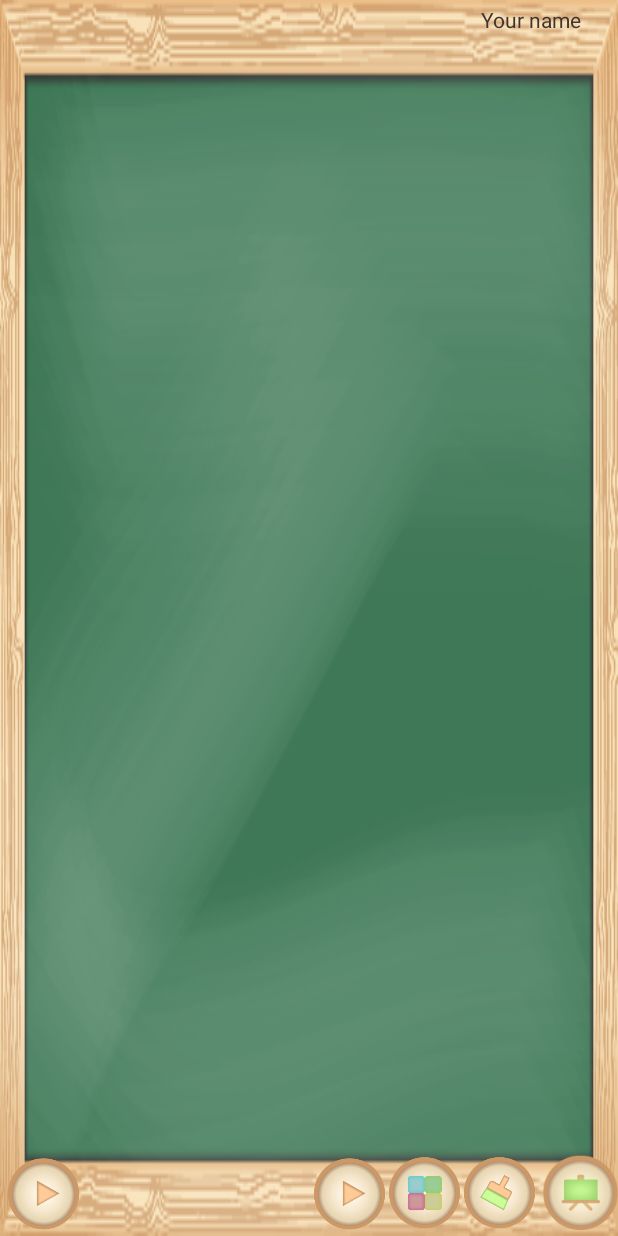
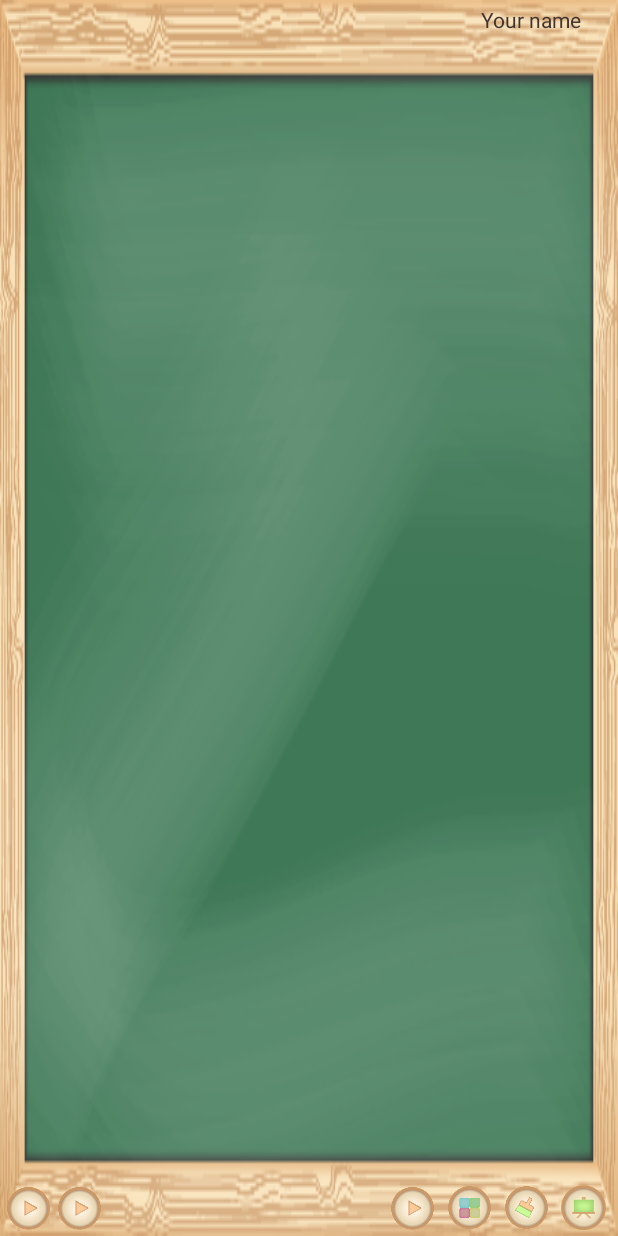
Before and after one commit to IRMobydick/android-blackboard, an Android app: the layout activity_main.xml on its own in the app's theme, with its tools: preview values and no code run, on a phone screen of 412 x 824 dp. Run offline under Robolectric (Android 15) with nearby library versions, the phone set to English and light mode, and no system bars.

Commit message:
replay pause added

```diff
--- a/trunk/Blackboard/Blackboard/build.gradle
+++ b/trunk/Blackboard/Blackboard/build.gradle
@@ -17,7 +17,7 @@ android {
     buildToolsVersion "19.0.0"
 
     defaultConfig {
-        minSdkVersion 8
+        minSdkVersion 10
         targetSdkVersion 19
     }
 }
--- a/trunk/Blackboard/Blackboard/src/main/AndroidManifest.xml
+++ b/trunk/Blackboard/Blackboard/src/main/AndroidManifest.xml
@@ -5,7 +5,7 @@
     android:versionName="1.0" >
 
     <uses-sdk
-        android:minSdkVersion="8"
+        android:minSdkVersion="10"
         android:targetSdkVersion="19" />
 
     <uses-permission android:name="android.permission.WRITE_EXTERNAL_STORAGE" />
--- a/trunk/Blackboard/Blackboard/src/main/res/layout/activity_main.xml
+++ b/trunk/Blackboard/Blackboard/src/main/res/layout/activity_main.xml
@@ -14,7 +14,7 @@
         android:paddingLeft="@dimen/draw_view_padding_left"
         android:paddingRight="@dimen/draw_view_padding_left"
         android:paddingTop="@dimen/draw_view_padding_top"
-        android:background="@android:color/transparent" />
+        android:background="@android:color/transparent"/>
 
     <RelativeLayout
         android:id="@+id/buttons_layout"
@@ -30,6 +30,14 @@
             android:layout_marginLeft="4dp"
             android:background="@drawable/replay" />
 
+        <Button
+            android:id="@+id/pause"
+            android:layout_width="@dimen/blackboard_button_size"
+            android:layout_height="@dimen/blackboard_button_size"
+            android:layout_marginLeft="4dp"
+            android:layout_toRightOf="@+id/replay"
+            android:background="@drawable/replay" />
+
         <LinearLayout
             android:id="@+id/draw_buttons_layout"
             android:layout_width="wrap_content"
@@ -40,7 +48,7 @@
                 android:id="@+id/screenshot"
                 android:layout_width="@dimen/blackboard_button_size"
                 android:layout_height="@dimen/blackboard_button_size"
-                android:layout_marginLeft="4dp"
+                android:layout_marginRight="@dimen/button_margin_right"
                 android:background="@drawable/replay" />
 
             <Button
@@ -48,6 +56,7 @@
                 android:layout_width="@dimen/blackboard_button_size"
                 android:layout_height="@dimen/blackboard_button_size"
                 android:layout_gravity="right"
+                android:layout_marginRight="@dimen/button_margin_right"
                 android:background="@drawable/color_palette" />
 
             <Button
@@ -55,7 +64,7 @@
                 android:layout_width="@dimen/blackboard_button_size"
                 android:layout_height="@dimen/blackboard_button_size"
                 android:layout_gravity="right"
-                android:layout_marginRight="4dp"
+                android:layout_marginRight="@dimen/button_margin_right"
                 android:background="@drawable/clean"/>
 
             <Button
@@ -63,6 +72,7 @@
                 android:layout_width="@dimen/blackboard_button_size"
                 android:layout_height="@dimen/blackboard_button_size"
                 android:layout_gravity="right"
+                android:layout_marginRight="@dimen/button_margin_right"
                 android:background="@drawable/new_blackboard" />
         </LinearLayout>
 
--- a/trunk/Blackboard/Blackboard/src/main/res/values/dimens.xml
+++ b/trunk/Blackboard/Blackboard/src/main/res/values/dimens.xml
@@ -3,9 +3,9 @@
     <dimen name="activity_horizontal_margin">16dp</dimen>
     <dimen name="activity_vertical_margin">16dp</dimen>
 
-    <dimen name="blackboard_button_size">50dp</dimen>
+    <dimen name="blackboard_button_size">30dp</dimen>
     <dimen name="draw_view_padding_left">24dp</dimen>
     <dimen name="draw_view_padding_top">24dp</dimen>
-
+    <dimen name="button_margin_right">8dp</dimen>
 
 </resources>
```
Also changed, not shown: trunk/Blackboard/Blackboard/src/main/java/com/orhanobut/android/blackboard/DrawView.java (+66 -13 lines), trunk/Blackboard/Blackboard/src/main/java/com/orhanobut/android/blackboard/MainActivity.java (+40 -7 lines).
